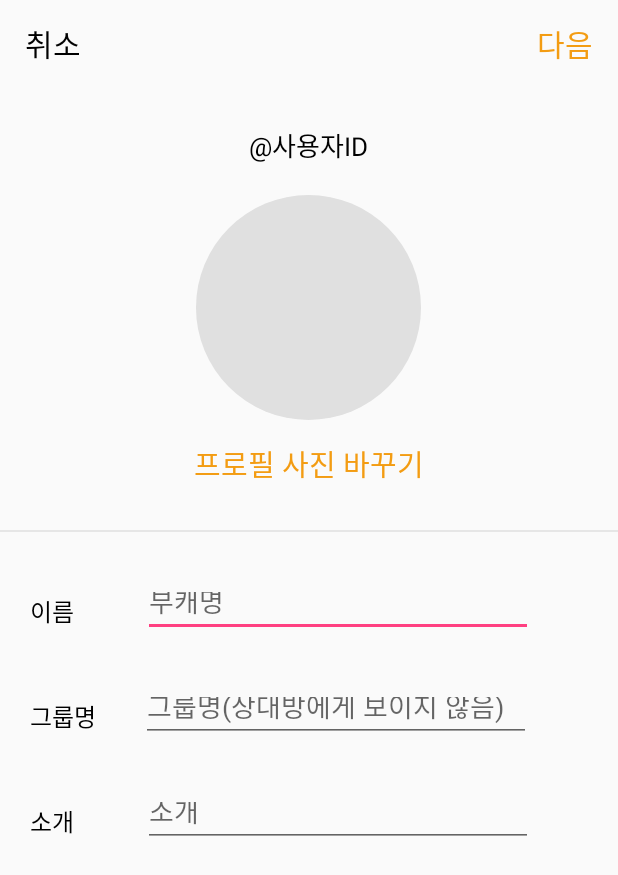
After one commit to njh0317/MakeyourCs, an Android app: the NewAccountMgtActivity screen opened directly, with no data from a screen before it, on a phone screen of 412 x 824 dp. The commit adds this screen. Shown: the top 875 px of the screen. Run offline under Robolectric (Android 15) with nearby library versions, the phone set to English and light mode, and no system bars.

Commit message:
[14]부캐생성 view

```diff
--- a/app/src/main/AndroidManifest.xml
+++ b/app/src/main/AndroidManifest.xml
@@ -9,6 +9,7 @@
         android:roundIcon="@mipmap/ic_launcher_round"
         android:supportsRtl="true"
         android:theme="@style/AppTheme">
+        <activity android:name=".NewAccountMgtActivity"></activity>
         <activity android:name=".LoginActivity">
             <intent-filter>
                 <action android:name="android.intent.action.MAIN" />
--- /dev/null
+++ b/app/src/main/java/com/example/makeyourcs/NewAccountMgtActivity.kt
@@ -0,0 +1,11 @@
+package com.example.makeyourcs
+
+import androidx.appcompat.app.AppCompatActivity
+import android.os.Bundle
+
+class NewAccountMgtActivity : AppCompatActivity() {
+    override fun onCreate(savedInstanceState: Bundle?) {
+        super.onCreate(savedInstanceState)
+        setContentView(R.layout.activity_new_account_mgt)
+    }
+}
--- /dev/null
+++ b/app/src/main/res/drawable/background_accountmgt_item.xml
@@ -0,0 +1,16 @@
+<?xml version="1.0" encoding="utf-8"?>
+<layer-list xmlns:android="http://schemas.android.com/apk/res/android">
+
+    <item android:top = "1dp"
+        android:right= "1dp"
+        android:left="1dp"
+        android:bottom="1dp">
+
+        <shape android:shape="rectangle">
+            <solid android:color="#F2F0F0" />
+
+        </shape>
+
+    </item>
+
+</layer-list>
--- /dev/null
+++ b/app/src/main/res/layout/activity_new_account_mgt.xml
@@ -0,0 +1,138 @@
+<?xml version="1.0" encoding="utf-8"?>
+<RelativeLayout
+    xmlns:android="http://schemas.android.com/apk/res/android"
+    xmlns:app="http://schemas.android.com/apk/res-auto"
+    xmlns:tools="http://schemas.android.com/tools"
+    android:layout_width="match_parent"
+    android:layout_height="match_parent"
+    tools:context=".NewAccountMgtActivity">
+
+    <LinearLayout
+        android:layout_width="match_parent"
+        android:layout_height="wrap_content"
+        android:orientation="vertical">
+
+        <RelativeLayout
+            android:layout_width="match_parent"
+            android:layout_height="wrap_content"
+            android:layout_marginTop="5dp">
+
+            <Button
+                android:layout_width="40dp"
+                android:layout_height="wrap_content"
+                android:text="@string/cancel"
+                android:textSize="20sp"
+                android:textColor="@color/black"
+                android:layout_marginLeft="15dp"
+                android:background="@android:color/transparent"/>
+
+            <Button
+                android:layout_width="40dp"
+                android:layout_height="wrap_content"
+                android:text="@string/next"
+                android:textSize="20sp"
+                android:layout_alignParentRight="true"
+                android:textColor="@color/signature"
+                android:layout_marginRight="15dp"
+                android:background="@android:color/transparent"/>
+        </RelativeLayout>
+
+        <TextView
+            android:layout_width="wrap_content"
+            android:layout_height="wrap_content"
+            android:text="\@사용자ID"
+            android:textColor="@color/black"
+            android:textSize="17sp"
+            android:layout_gravity="center"
+            android:layout_marginTop="30dp"/>
+
+        <ImageView
+            android:layout_width="150dp"
+            android:layout_height="150dp"
+            android:background="@drawable/profile_oval"
+            android:layout_marginTop="20dp"
+            android:layout_gravity="center"/>
+
+        <Button
+            android:layout_width="wrap_content"
+            android:layout_height="wrap_content"
+            android:text="프로필 사진 바꾸기"
+            android:textColor="@color/signature"
+            android:textSize="19sp"
+            android:background="@color/transparent"
+            android:layout_gravity="center"
+            android:layout_marginTop="5dp"/>
+
+        <View
+            android:layout_width="match_parent"
+            android:layout_height="1dp"
+            android:layout_marginTop="20dp"
+            android:background="@color/line_gray" />
+
+        <LinearLayout
+            android:layout_width="match_parent"
+            android:layout_height="wrap_content"
+            android:layout_marginTop="30dp">
+
+            <TextView
+                android:layout_width="wrap_content"
+                android:layout_height="wrap_content"
+                android:layout_centerVertical="true"
+                android:layout_marginLeft="20dp"
+                android:text="이름    "
+                android:textColor="@color/black"
+                android:textSize="16sp" />
+
+            <EditText
+                android:layout_width="260dp"
+                android:layout_height="40dp"
+                android:layout_centerVertical="true"
+                android:layout_marginLeft="30dp"
+                android:hint="부캐명"/>
+        </LinearLayout>
+
+        <LinearLayout
+            android:layout_width="match_parent"
+            android:layout_height="wrap_content"
+            android:layout_marginTop="30dp">
+
+            <TextView
+                android:layout_width="wrap_content"
+                android:layout_height="wrap_content"
+                android:layout_centerVertical="true"
+                android:layout_marginLeft="20dp"
+                android:text="그룹명"
+                android:textColor="@color/black"
+                android:textSize="16sp" />
+
+            <EditText
+                android:layout_width="260dp"
+                android:layout_height="40dp"
+                android:layout_centerVertical="true"
+                android:layout_marginLeft="30dp"
+                android:hint="그룹명(상대방에게 보이지 않음)"/>
+        </LinearLayout>
+
+        <LinearLayout
+            android:layout_width="match_parent"
+            android:layout_height="wrap_content"
+            android:layout_marginTop="30dp">
+
+            <TextView
+                android:layout_width="wrap_content"
+                android:layout_height="wrap_content"
+                android:layout_centerVertical="true"
+                android:layout_marginLeft="20dp"
+                android:text="소개    "
+                android:textColor="@color/black"
+                android:textSize="16sp" />
+
+            <EditText
+                android:layout_width="260dp"
+                android:layout_height="40dp"
+                android:layout_centerVertical="true"
+                android:layout_marginLeft="30dp"
+                android:hint="소개"/>
+        </LinearLayout>
+    </LinearLayout>
+</RelativeLayout>
--- a/app/src/main/res/layout/backgroud_accoutmgt_item.xml
+++ /dev/null
@@ -1,27 +0,0 @@
-<?xml version="1.0" encoding="utf-8"?>
-<layer-list xmlns:android="http://schemas.android.com/apk/res/android">
-
-    <item>
-        <shape android:shape="rectangle">
-            <solid android:color="@color/black" /> <!--검정 -> 테두리 색-->
-
-        </shape>
-
-
-    </item>
-
-    <item android:top = "1dp"
-        android:right= "1dp"
-        android:left="1dp"
-        android:bottom="1dp">
-
-        <shape android:shape="rectangle">
-            <solid android:color="#ffffff" /> <!--흰색 -> 바탕색 -->
-            <size
-                android:width="100dp"
-                android:height="100dp"/>
-        </shape>
-
-    </item>
-
-</layer-list>
--- a/app/src/main/res/values/colors.xml
+++ b/app/src/main/res/values/colors.xml
@@ -17,4 +17,6 @@
     <color name="colorGoogleSignInPressed">#b02513</color>
     <color name="colorEmailSignIn">#009688</color>
     <color name="colorEmailSignInPressed">#004D40</color>
+
+    <color name="line_gray">#E6E6E6</color>
 </resources>
--- a/app/src/main/res/values/strings.xml
+++ b/app/src/main/res/values/strings.xml
@@ -1,5 +1,9 @@
 <resources>
     <string name="app_name">MakeyourCs</string>
+
+    <!-- Account -->
+    <string name="cancel">취소</string>
+    <string name="next">다음</string>
 
     <!-- Sign In -->
     <string name="id">사용자 이름</string>
```
